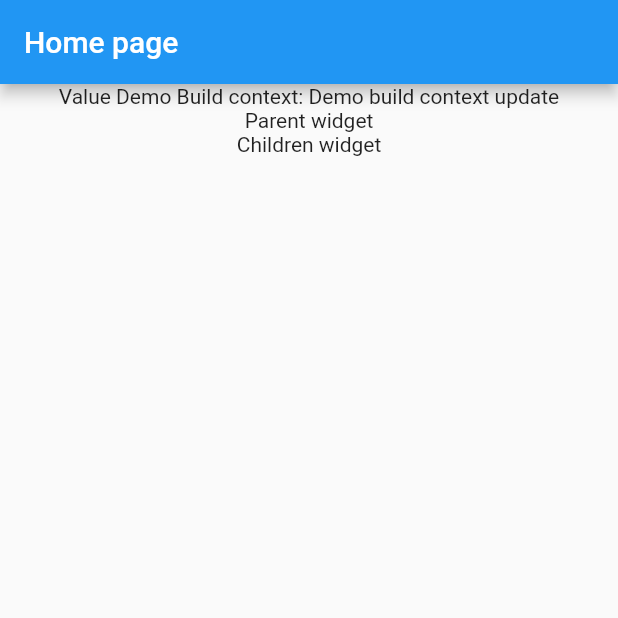
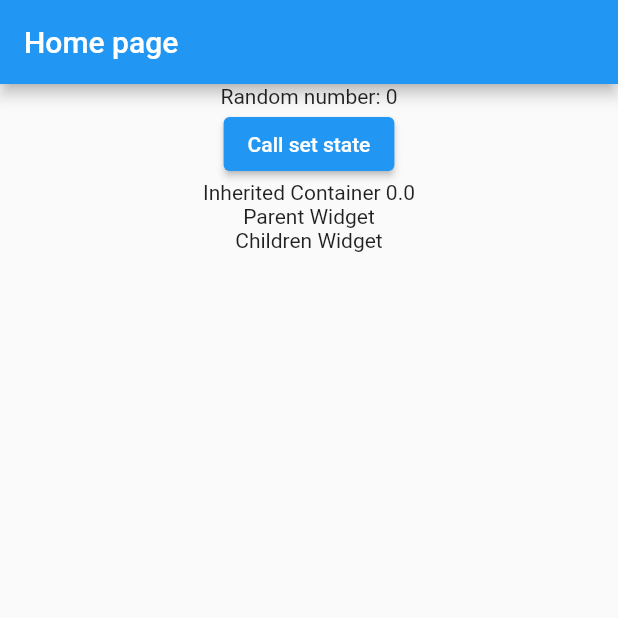
Before and after one commit to phamtanphat/flutter_hello_word_25042023, a Flutter app: the screen it shows after launch, on a phone screen of 412 x 824 dp, the top half of it. Run offline on Flutter 3.47's test engine with Material 2 defaults, Android fonts, the phone set to English and light mode, and no system bars.

Commit message:
inherited widget

```diff
--- /dev/null
+++ b/lib/demo_inherited_widget.dart
@@ -0,0 +1,92 @@
+import 'dart:math';
+import 'package:flutter/material.dart';
+
+class DemoInheritedWidget extends StatefulWidget {
+  const DemoInheritedWidget({Key? key}) : super(key: key);
+
+  @override
+  State<DemoInheritedWidget> createState() => _DemoInheritedWidgetState();
+}
+
+class _DemoInheritedWidgetState extends State<DemoInheritedWidget> {
+  @override
+  Widget build(BuildContext context) {
+    return DemoInheritedContainer(
+      child: ParentWidget(
+        child: ChildrenWidget(),
+      ),
+    );
+  }
+}
+
+class DemoInheritedContainer extends StatefulWidget {
+  Widget child;
+
+  DemoInheritedContainer({required this.child});
+
+  @override
+  State<DemoInheritedContainer> createState() => _DemoInheritedContainerState();
+}
+
+class _DemoInheritedContainerState extends State<DemoInheritedContainer> {
+  int number = 0;
+
+  @override
+  Widget build(BuildContext context) {
+    print("DemoInheritedContainer build");
+    return Column(
+      children: [
+        Text("Random number: $number"),
+        ElevatedButton(
+            onPressed: () {
+              setState(() {
+                number = Random().nextInt(1000);
+              });
+            },
+            child: Text("Call set state")),
+        MyInheritedWidget(number: number, child: widget.child)
+      ],
+    );
+  }
+}
+
+class MyInheritedWidget extends InheritedWidget {
+  int number;
+
+  MyInheritedWidget({required super.child, required this.number});
+
+  static MyInheritedWidget? of(BuildContext context) {
+    return context.dependOnInheritedWidgetOfExactType();
+  }
+  @override
+  bool updateShouldNotify(covariant MyInheritedWidget oldWidget) {
+    return false;
+  }
+}
+
+class ParentWidget extends StatelessWidget {
+  Widget child;
+
+  ParentWidget({required this.child});
+
+  @override
+  Widget build(BuildContext context) {
+    print("Parent build");
+    MyInheritedWidget? myInheritedWidget = MyInheritedWidget.of(context);
+    return Column(
+      children: [
+        Text("Inherited Container ${myInheritedWidget?.number.toDouble()}"),
+        Text("Parent Widget"),
+        child
+      ],
+    );
+  }
+}
+
+class ChildrenWidget extends StatelessWidget {
+  @override
+  Widget build(BuildContext context) {
+    print("Children build");
+    return Text("Children Widget");
+  }
+}
--- a/lib/home_page.dart
+++ b/lib/home_page.dart
@@ -1,5 +1,6 @@
 import 'package:flutter/material.dart';
 import 'package:flutter_hello_word_25042023/demo_build_context_widget.dart';
+import 'package:flutter_hello_word_25042023/demo_inherited_widget.dart';
 import 'package:flutter_hello_word_25042023/life_cycle_statefull_widget.dart';
 import 'package:flutter_hello_word_25042023/list_view_widget.dart';
 import 'package:flutter_hello_word_25042023/stack_widget.dart';
@@ -23,7 +24,7 @@ class _HomePageState extends State<HomePage> {
       body: SafeArea(
         child: Container(
           constraints: BoxConstraints.expand(),
-          child: DemoBuildContextWidget(),
+          child: DemoInheritedWidget(),
         ),
       ),
     );
```
